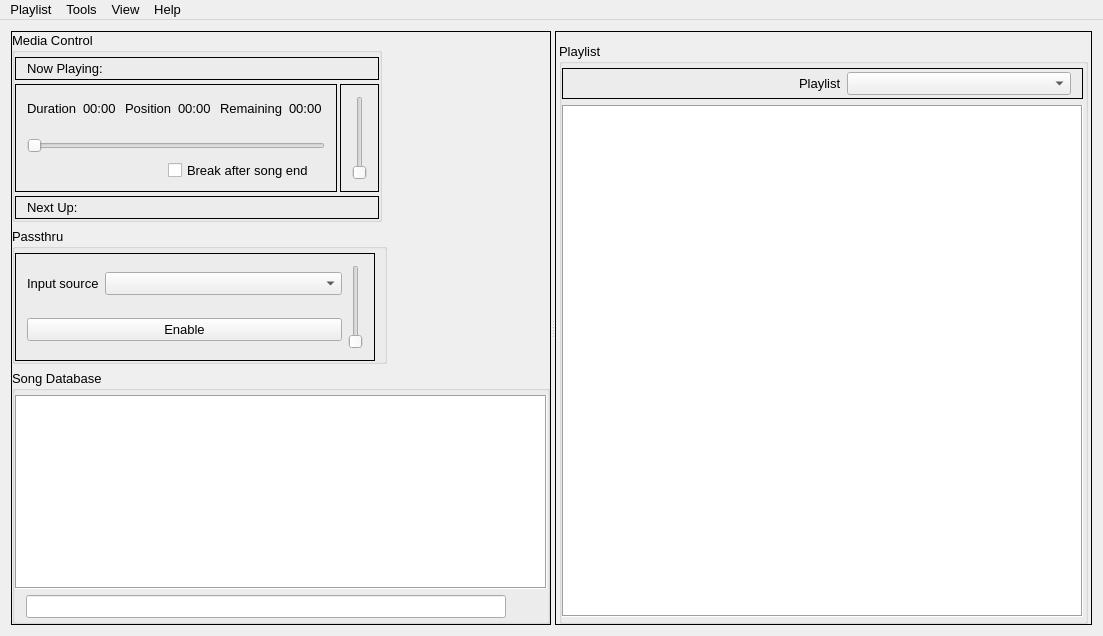
The window that BreakMusic/mainwindow.ui (OpenKJ/OpenKJ) describes before a commit, drawn with Qt 5.
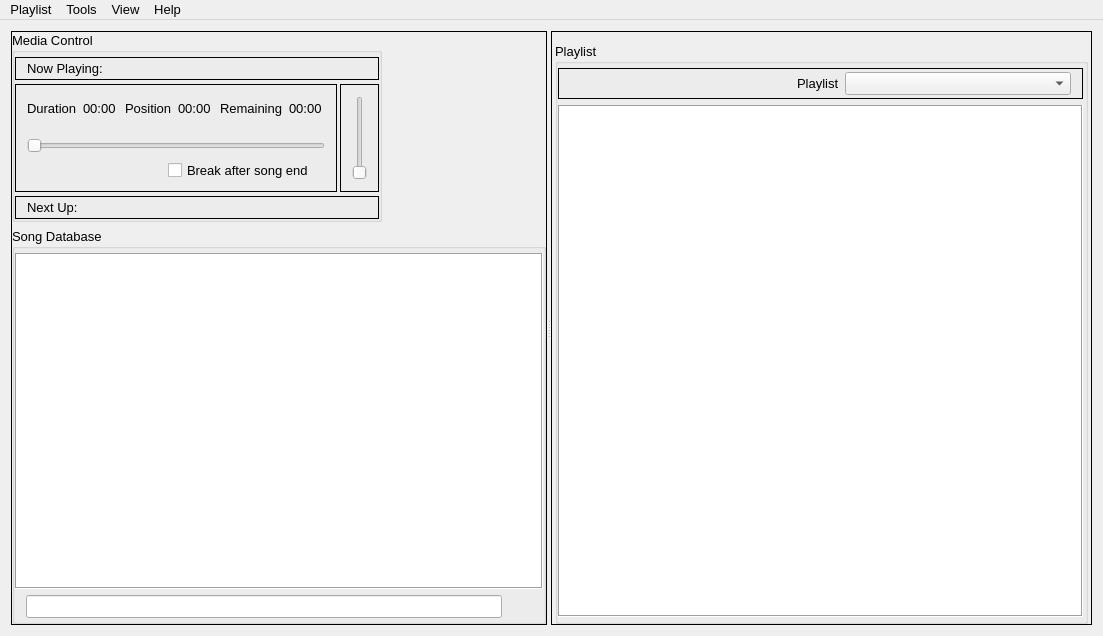
The same window after the commit. Icons and pictures are not drawn.

Commit message: Removing failed experimental passthru stuff

What changed in the file:
```diff
--- a/BreakMusic/mainwindow.ui
+++ b/BreakMusic/mainwindow.ui
@@ -460,133 +460,6 @@
           </layout>
          </widget>
         </item>
-        <item>
-         <widget class="QGroupBox" name="groupBox_4">
-          <property name="sizePolicy">
-           <sizepolicy hsizetype="Fixed" vsizetype="Fixed">
-            <horstretch>0</horstretch>
-            <verstretch>0</verstretch>
-           </sizepolicy>
-          </property>
-          <property name="minimumSize">
-           <size>
-            <width>375</width>
-            <height>0</height>
-           </size>
-          </property>
-          <property name="title">
-           <string>Passthru</string>
-          </property>
-          <layout class="QVBoxLayout" name="verticalLayout_7">
-           <property name="spacing">
-            <number>6</number>
-           </property>
-           <property name="leftMargin">
-            <number>0</number>
-           </property>
-           <property name="topMargin">
-            <number>4</number>
-           </property>
-           <property name="rightMargin">
-            <number>0</number>
-           </property>
-           <property name="bottomMargin">
-            <number>0</number>
-           </property>
-           <item>
-            <widget class="QFrame" name="frame_14">
-             <property name="sizePolicy">
-              <sizepolicy hsizetype="Fixed" vsizetype="Preferred">
-               <horstretch>0</horstretch>
-               <verstretch>0</verstretch>
-              </sizepolicy>
-             </property>
-             <property name="minimumSize">
-              <size>
-               <width>360</width>
-               <height>0</height>
-              </size>
-             </property>
-             <property name="maximumSize">
-              <size>
-               <width>360</width>
-               <height>16777215</height>
-              </size>
-             </property>
-             <property name="frameShape">
-              <enum>QFrame::Box</enum>
-             </property>
-             <property name="frameShadow">
-              <enum>QFrame::Plain</enum>
-             </property>
-             <layout class="QVBoxLayout" name="verticalLayout_9">
-              <item>
-               <layout class="QHBoxLayout" name="horizontalLayout_12">
-                <item>
-                 <layout class="QVBoxLayout" name="verticalLayout_10">
-                  <property name="rightMargin">
-                   <number>0</number>
-                  </property>
-                  <item>
-                   <layout class="QHBoxLayout" name="horizontalLayout_11">
-                    <property name="bottomMargin">
-                     <number>10</number>
-                    </property>
-                    <item>
-                     <widget class="QLabel" name="label_2">
-                      <property name="sizePolicy">
-                       <sizepolicy hsizetype="Minimum" vsizetype="Preferred">
-                        <horstretch>0</horstretch>
-                        <verstretch>0</verstretch>
-                       </sizepolicy>
-                      </property>
-                      <property name="text">
-                       <string>Input source</string>
-                      </property>
-                     </widget>
-                    </item>
-                    <item>
-                     <widget class="QComboBox" name="comboBoxPassthruSrc">
-                      <property name="sizePolicy">
-                       <sizepolicy hsizetype="MinimumExpanding" vsizetype="Fixed">
-                        <horstretch>0</horstretch>
-                        <verstretch>0</verstretch>
-                       </sizepolicy>
-                      </property>
-                     </widget>
-                    </item>
-                   </layout>
-                  </item>
-                  <item>
-                   <widget class="QPushButton" name="pushButtonPassthruEnable">
-                    <property name="text">
-                     <string>Enable</string>
-                    </property>
-                    <property name="checkable">
-                     <bool>true</bool>
-                    </property>
-                    <property name="checked">
-                     <bool>false</bool>
-                    </property>
-                   </widget>
-                  </item>
-                 </layout>
-                </item>
-                <item>
-                 <widget class="QSlider" name="verticalSlider">
-                  <property name="orientation">
-                   <enum>Qt::Vertical</enum>
-                  </property>
-                 </widget>
-                </item>
-               </layout>
-              </item>
-             </layout>
-            </widget>
-           </item>
-          </layout>
-         </widget>
-        </item>
         <item>
          <widget class="QGroupBox" name="groupBox_2">
           <property name="sizePolicy">
```
The commit also changes 5 other files.
